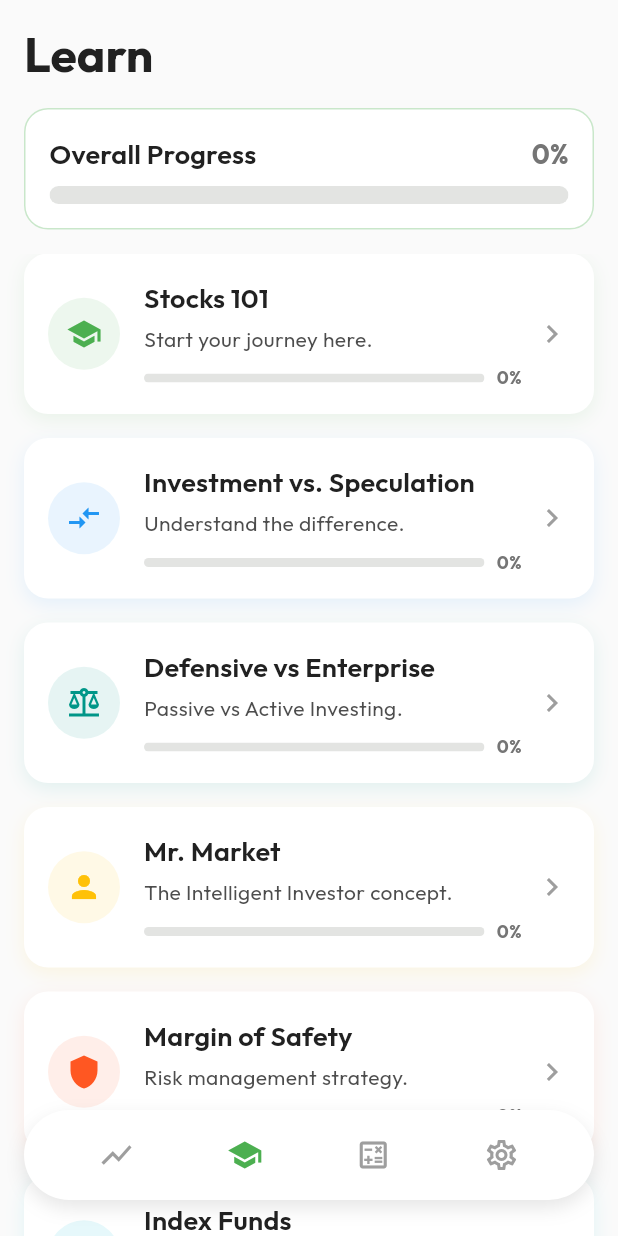
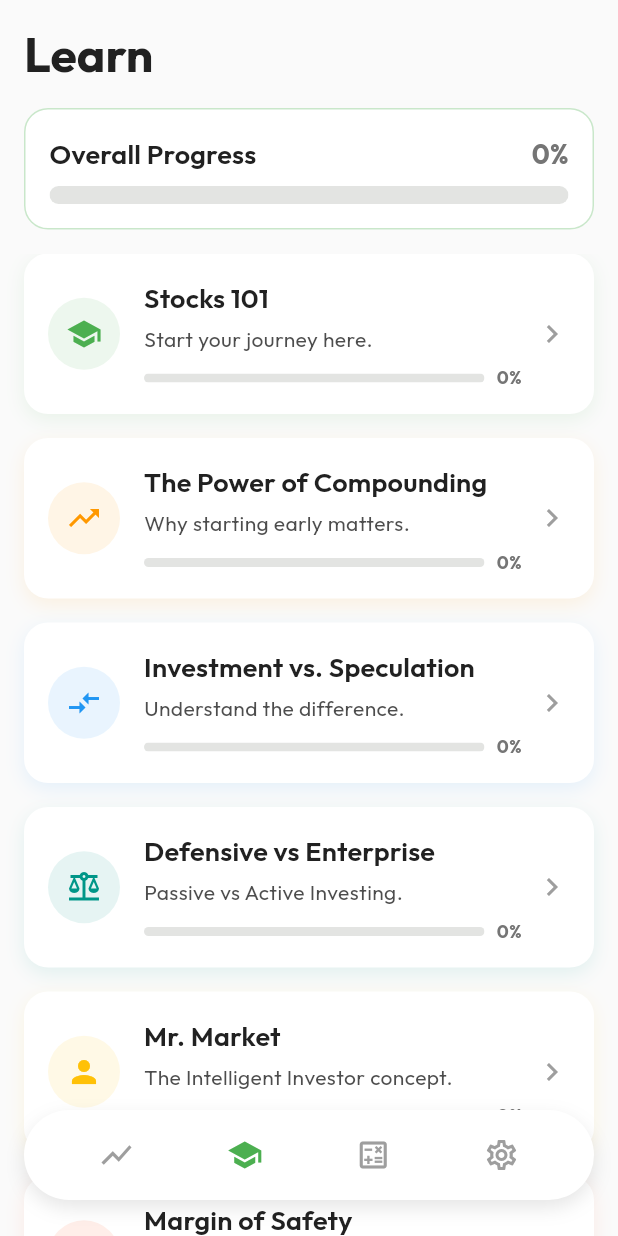
Before and after one commit to swoaib/Investr, a Flutter app: the DashboardScreen screen opened by its route, item 2 of the bottom bar chosen, on a phone screen of 412 x 824 dp. Run offline on Flutter 3.47's test engine with Material 3 defaults, Android fonts, the phone set to English and light mode, and no system bars; our stand-ins replace fl_chart, flutter_svg, go_router, google_fonts, shared_preferences; accounts and stored records are empty; network calls fail.

Commit message:
feat: Add 'Power of Compounding' education lesson with new SVG assets and update intrinsic value title.

```diff
--- a/lib/l10n/app_en.arb
+++ b/lib/l10n/app_en.arb
@@ -74,8 +74,19 @@
   "marketPerformance": "Market Performance",
   "marketPerformanceDesc": "Statistically, most actively managed funds fail to beat the market over the long term. If you can't beat them, join them.",
 
-  "calcIntrinsicValueTitle": "Calculating Intrinsic Value",
+  "calcIntrinsicValueTitle": "Calculating Intrinsic Value (Advanced)",
   "calcIntrinsicValueDesc": "The science of valuation.",
+
+  "powerOfCompoundingTitle": "The Power of Compounding",
+  "powerOfCompoundingDesc": "Why starting early matters.",
+  "snowballEffect": "Snowball Effect",
+  "snowballEffectDesc": "Compounding is like a snowball rolling down a hill. As it grows, it gathers more snow, growing faster and faster.",
+  "timeIsKey": "Time is Key",
+  "timeIsKeyDesc": "The longer you stay invested, the more your money works for you. Starting 10 years earlier can double your result.",
+  "exponentialGrowth": "Exponential Growth",
+  "exponentialGrowthDesc": "Simple interest is linear. Compound interest is exponential. Your interest earns interest, creating a curve of wealth.",
+
+  "dollarCostAveragingTitle": "Dollar Cost Averaging",
   "priceVsValue": "Price vs. Value",
   "priceVsValueDesc": "Price is what you pay. Value is what you get. A stock might cost $100, but its intrinsic value could be $50 or $150.",
   "theFormulaDCF": "The Formula (DCF)",
--- a/lib/l10n/app_localizations.dart
+++ b/lib/l10n/app_localizations.dart
@@ -517,7 +517,7 @@ abstract class AppLocalizations {
   /// No description provided for @calcIntrinsicValueTitle.
   ///
   /// In en, this message translates to:
-  /// **'Calculating Intrinsic Value'**
+  /// **'Calculating Intrinsic Value (Advanced)'**
   String get calcIntrinsicValueTitle;
 
   /// No description provided for @calcIntrinsicValueDesc.
@@ -525,6 +525,60 @@ abstract class AppLocalizations {
   /// In en, this message translates to:
   /// **'The science of valuation.'**
   String get calcIntrinsicValueDesc;
+
+  /// No description provided for @powerOfCompoundingTitle.
+  ///
+  /// In en, this message translates to:
+  /// **'The Power of Compounding'**
+  String get powerOfCompoundingTitle;
+
+  /// No description provided for @powerOfCompoundingDesc.
+  ///
+  /// In en, this message translates to:
+  /// **'Why starting early matters.'**
+  String get powerOfCompoundingDesc;
+
+  /// No description provided for @snowballEffect.
+  ///
+  /// In en, this message translates to:
+  /// **'Snowball Effect'**
+  String get snowballEffect;
+
+  /// No description provided for @snowballEffectDesc.
+  ///
+  /// In en, this message translates to:
+  /// **'Compounding is like a snowball rolling down a hill. As it grows, it gathers more snow, growing faster and faster.'**
+  String get snowballEffectDesc;
+
+  /// No description provided for @timeIsKey.
+  ///
+  /// In en, this message translates to:
+  /// **'Time is Key'**
+  String get timeIsKey;
+
+  /// No description provided for @timeIsKeyDesc.
+  ///
+  /// In en, this message translates to:
+  /// **'The longer you stay invested, the more your money works for you. Starting 10 years earlier can double your result.'**
+  String get timeIsKeyDesc;
+
+  /// No description provided for @exponentialGrowth.
+  ///
+  /// In en, this message translates to:
+  /// **'Exponential Growth'**
+  String get exponentialGrowth;
+
+  /// No description provided for @exponentialGrowthDesc.
+  ///
+  /// In en, this message translates to:
+  /// **'Simple interest is linear. Compound interest is exponential. Your interest earns interest, creating a curve of wealth.'**
+  String get exponentialGrowthDesc;
+
+  /// No description provided for @dollarCostAveragingTitle.
+  ///
+  /// In en, this message translates to:
+  /// **'Dollar Cost Averaging'**
+  String get dollarCostAveragingTitle;
 
   /// No description provided for @priceVsValue.
   ///
@@ -573,12 +627,6 @@ abstract class AppLocalizations {
   /// In en, this message translates to:
   /// **'This math can be complex. Use the \"Intrinsic Value Calculator\" tool in this app to do the heavy lifting for you.'**
   String get useOurCalculatorDesc;
-
-  /// No description provided for @dollarCostAveragingTitle.
-  ///
-  /// In en, this message translates to:
-  /// **'Dollar Cost Averaging'**
-  String get dollarCostAveragingTitle;
 
   /// No description provided for @dollarCostAveragingDesc.
   ///
--- a/lib/src/features/education/presentation/learn_screen.dart
+++ b/lib/src/features/education/presentation/learn_screen.dart
@@ -35,6 +35,30 @@ class LearnScreen extends StatelessWidget {
             title: l10n.whyInvest,
             description: l10n.whyInvestDesc,
             imagePath: 'assets/images/education/investing_growth.svg',
+          ),
+        ],
+      ),
+      Lesson(
+        id: 'power_of_compounding',
+        title: l10n.powerOfCompoundingTitle,
+        description: l10n.powerOfCompoundingDesc,
+        color: const Color(0xFFFF9800),
+        icon: Icons.trending_up,
+        pages: [
+          LessonPage(
+            title: l10n.snowballEffect,
+            description: l10n.snowballEffectDesc,
+            imagePath: 'assets/images/education/compound_snowball.svg',
+          ),
+          LessonPage(
+            title: l10n.timeIsKey,
+            description: l10n.timeIsKeyDesc,
+            imagePath: 'assets/images/education/compound_time.svg',
+          ),
+          LessonPage(
+            title: l10n.exponentialGrowth,
+            description: l10n.exponentialGrowthDesc,
+            imagePath: 'assets/images/education/compound_graph.svg',
           ),
         ],
       ),
@@ -170,6 +194,35 @@ class LearnScreen extends StatelessWidget {
         ],
       ),
       Lesson(
+        id: 'dollar_cost_averaging',
+        title: l10n.dollarCostAveragingTitle,
+        description: l10n.dollarCostAveragingDesc,
+        color: const Color(0xFF9C27B0),
+        icon: Icons.calendar_month,
+        pages: [
+          LessonPage(
+            title: l10n.whatIsDCA,
+            description: l10n.whatIsDCADesc,
+            imagePath: 'assets/images/education/dca_calendar.svg',
+          ),
+          LessonPage(
+            title: l10n.smoothingTheRide,
+            description: l10n.smoothingTheRideDesc,
+            imagePath: 'assets/images/education/dca_chart.svg',
+          ),
+          LessonPage(
+            title: l10n.removeEmotion,
+            description: l10n.removeEmotionDesc,
+            imagePath: 'assets/images/education/dca_emotion.svg',
+          ),
+          LessonPage(
+            title: l10n.consistencyWins,
+            description: l10n.consistencyWinsDesc,
+            imagePath: 'assets/images/education/dca_growth.svg',
+          ),
+        ],
+      ),
+      Lesson(
         id: 'index_funds',
         title: l10n.indexFundsTitle,
         description: l10n.indexFundsDesc,
@@ -195,35 +248,6 @@ class LearnScreen extends StatelessWidget {
             title: l10n.marketPerformance,
             description: l10n.marketPerformanceDesc,
             imagePath: 'assets/images/education/market_performance.svg',
-          ),
-        ],
-      ),
-      Lesson(
-        id: 'dollar_cost_averaging',
-        title: l10n.dollarCostAveragingTitle,
-        description: l10n.dollarCostAveragingDesc,
-        color: const Color(0xFF9C27B0),
-        icon: Icons.calendar_month,
-        pages: [
-          LessonPage(
-            title: l10n.whatIsDCA,
-            description: l10n.whatIsDCADesc,
-            imagePath: 'assets/images/education/dca_calendar.svg',
-          ),
-          LessonPage(
-            title: l10n.smoothingTheRide,
-            description: l10n.smoothingTheRideDesc,
-            imagePath: 'assets/images/education/dca_chart.svg',
-          ),
-          LessonPage(
-            title: l10n.removeEmotion,
-            description: l10n.removeEmotionDesc,
-            imagePath: 'assets/images/education/dca_emotion.svg',
-          ),
-          LessonPage(
-            title: l10n.consistencyWins,
-            description: l10n.consistencyWinsDesc,
-            imagePath: 'assets/images/education/dca_growth.svg',
           ),
         ],
       ),
```
Also changed, not shown: lib/l10n/app_ja.arb (+11 -2 lines), lib/l10n/app_localizations_en.dart (+32 -4 lines), lib/l10n/app_localizations_ja.dart (+31 -4 lines), lib/l10n/app_localizations_no.dart (+31 -4 lines), lib/l10n/app_no.arb (+11 -2 lines), assets/images/education/compound_graph.svg (added), assets/images/education/compound_snowball.svg (added), assets/images/education/compound_time.svg (added).
